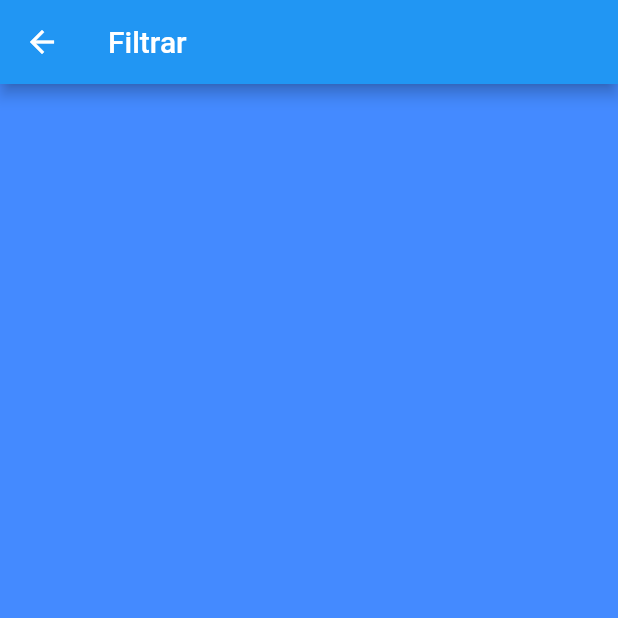
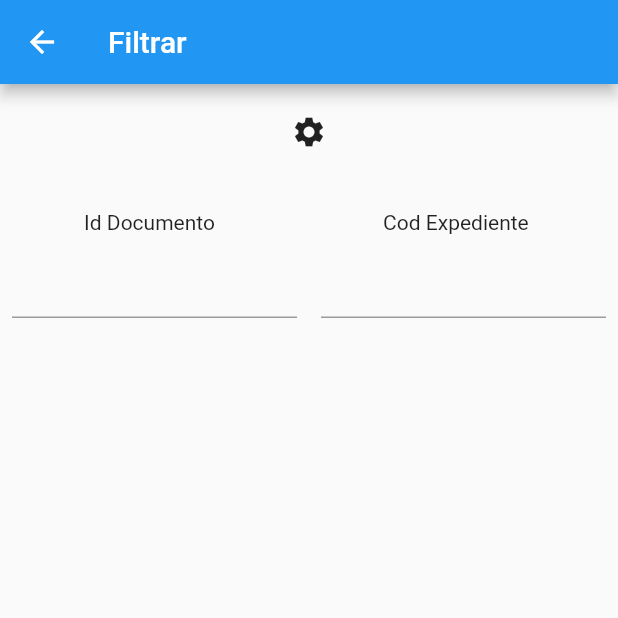
Before and after one commit to KevAlv/DocumentosMI, a Flutter app: the FilterPage screen opened directly, on a phone screen of 412 x 824 dp, the top half of it. Run offline on Flutter 3.47's test engine with Material 2 defaults, Android fonts, the phone set to English and light mode, and no system bars; our stand-ins replace curved_navigation_bar, flutter_datetime_picker, flutter_local_notifications, photo_view; missing offline and left inert: firebase_ml_vision, image_picker_modern; accounts and stored records are empty; network calls fail.

Commit message:
cambios  minimos

```diff
--- a/lib/common/session_global.dart
+++ b/lib/common/session_global.dart
@@ -1,5 +1,10 @@
+import 'package:flutter/material.dart';
+
 const int GLOBAL_KEY=1;
 const String URL_HOST='http://192.168.0.15/2paKe/';
 int idDocumentoGlobal;
 int codExpedienteGlobal;
 //viva 192.168.43.90
+//192.168.43.90
+final controlerc1 = TextEditingController();
+  final controlerc2 = TextEditingController();
--- a/lib/pages/filtrer_page.dart
+++ b/lib/pages/filtrer_page.dart
@@ -1,4 +1,7 @@
 import 'package:flutter/material.dart';
+import 'package:ml_kit/common/Texform_widget.dart';
+import 'package:ml_kit/common/session_global.dart';
+import 'package:flutter_datetime_picker/flutter_datetime_picker.dart';
 
 
 class FilterPage extends StatefulWidget {
@@ -17,7 +20,31 @@ class _FilterPageState extends State<FilterPage> {
       appBar: AppBar(
         title: Text('Filtrar'),
       ),
-      body:Container(color: Colors.blueAccent,),
+      body:Column(
+        children: <Widget>[
+          SizedBox(height: 20.0,),
+          Icon(Icons.settings),
+ SizedBox(height: 40.0,),
+            Row(
+          mainAxisAlignment: MainAxisAlignment.spaceAround,
+          children: <Widget>[
+            Text('Id Documento'),
+            Text('Cod Expediente '),
+          ],
+        ),
+        Row(
+          mainAxisAlignment: MainAxisAlignment.spaceAround,
+          children: <Widget>[
+            Expanded(
+              child: cajita(controlerc1),
+            ),
+            Expanded(
+              child: cajita(controlerc2),
+            ),
+          ],
+        ),
+        ],
+      ),
     );
   }
 }
--- a/pubspec.yaml
+++ b/pubspec.yaml
@@ -32,6 +32,7 @@ dependencies:
   photo_view: ^0.8.0
   flutter_local_notifications: ^0.7.1+3
   curved_navigation_bar: ^0.1.2
+  flutter_datetime_picker: ^1.2.5
 dev_dependencies:
   flutter_test:
     sdk: flutter
```
Also changed, not shown: lib/pages/documentos_page.dart (+86 -11 lines), lib/pages/photo_picker_page.dart (+12 -0 lines), lib/pages/search_page.dart (+22 -16 lines), pubspec.lock, 1 other file.
